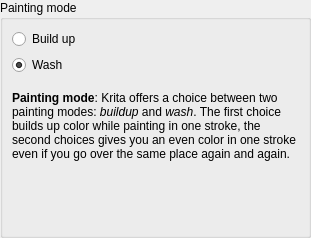
Qt form plugins/paintops/libpaintop/forms/wdgincremental.ui (DR-KD1997/IKriate) before a commit.
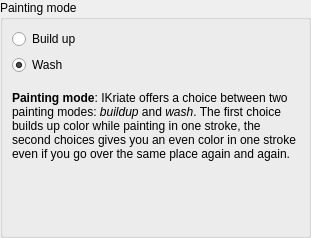
The same form after that commit.

Commit message: Redesigned interface, Qt 6 CI for Windows/Linux, mode-based erasing, branding cleanup

What changed in the file:
```diff
--- a/plugins/paintops/libpaintop/forms/wdgincremental.ui
+++ b/plugins/paintops/libpaintop/forms/wdgincremental.ui
@@ -55,7 +55,7 @@
         </property>
         <property name="text">
          <string>&lt;html&gt;
-&lt;p&gt;&lt;b&gt;Painting mode&lt;/b&gt;: Krita offers a choice between two painting modes: &lt;i&gt;buildup&lt;/i&gt; and &lt;i&gt;wash&lt;/i&gt;. The first choice builds up color while painting in one stroke, the second choices gives you an even color in one stroke even if you go over the same place again and again.&lt;/p&gt;&lt;/html&gt;</string>
+&lt;p&gt;&lt;b&gt;Painting mode&lt;/b&gt;: IKriate offers a choice between two painting modes: &lt;i&gt;buildup&lt;/i&gt; and &lt;i&gt;wash&lt;/i&gt;. The first choice builds up color while painting in one stroke, the second choices gives you an even color in one stroke even if you go over the same place again and again.&lt;/p&gt;&lt;/html&gt;</string>
         </property>
         <property name="textFormat">
          <enum>Qt::RichText</enum>
```
The commit also changes 395 other files.
